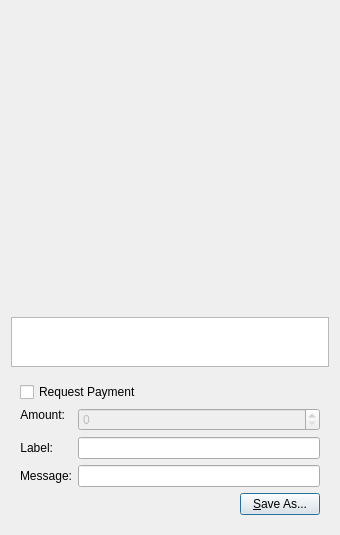
Before: the Qt Designer form src/qt/forms/qrcodedialog.ui in Leocoin-project/LEOcoin-Old, drawn with Qt 5.
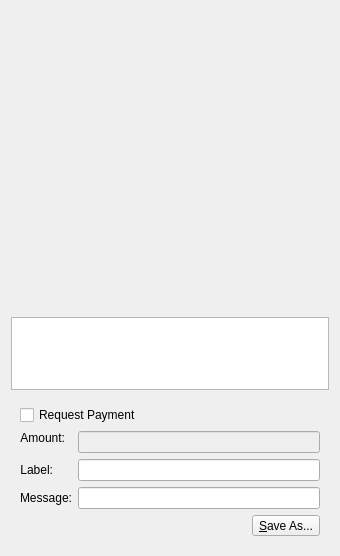
After: the same form once the commit is applied. Custom widgets are drawn as their Qt base class.

What changed in the file:
```diff
--- a/src/qt/forms/qrcodedialog.ui
+++ b/src/qt/forms/qrcodedialog.ui
@@ -7,7 +7,7 @@
     <x>0</x>
     <y>0</y>
     <width>340</width>
-    <height>530</height>
+    <height>556</height>
    </rect>
   </property>
   <property name="windowTitle">
@@ -170,7 +170,7 @@
          </spacer>
         </item>
         <item>
-         <widget class="QPushButton" name="btnSaveAs">
+         <widget class="QToolButton" name="btnSaveAs">
           <property name="text">
            <string>&amp;Save As...</string>
           </property>
@@ -186,7 +186,7 @@
  <customwidgets>
   <customwidget>
    <class>BitcoinAmountField</class>
-   <extends>QSpinBox</extends>
+   <extends>QLineEdit</extends>
    <header>bitcoinamountfield.h</header>
   </customwidget>
  </customwidgets>
```
Left out of the diff: 1 changed line with no effect on the pictures.
